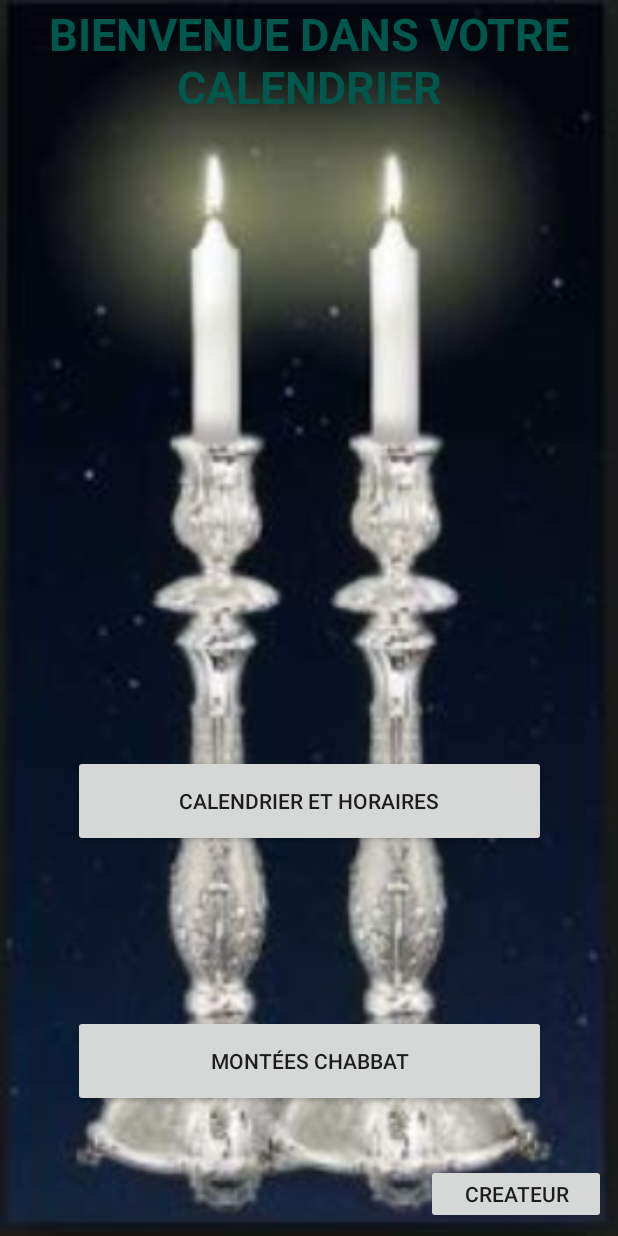
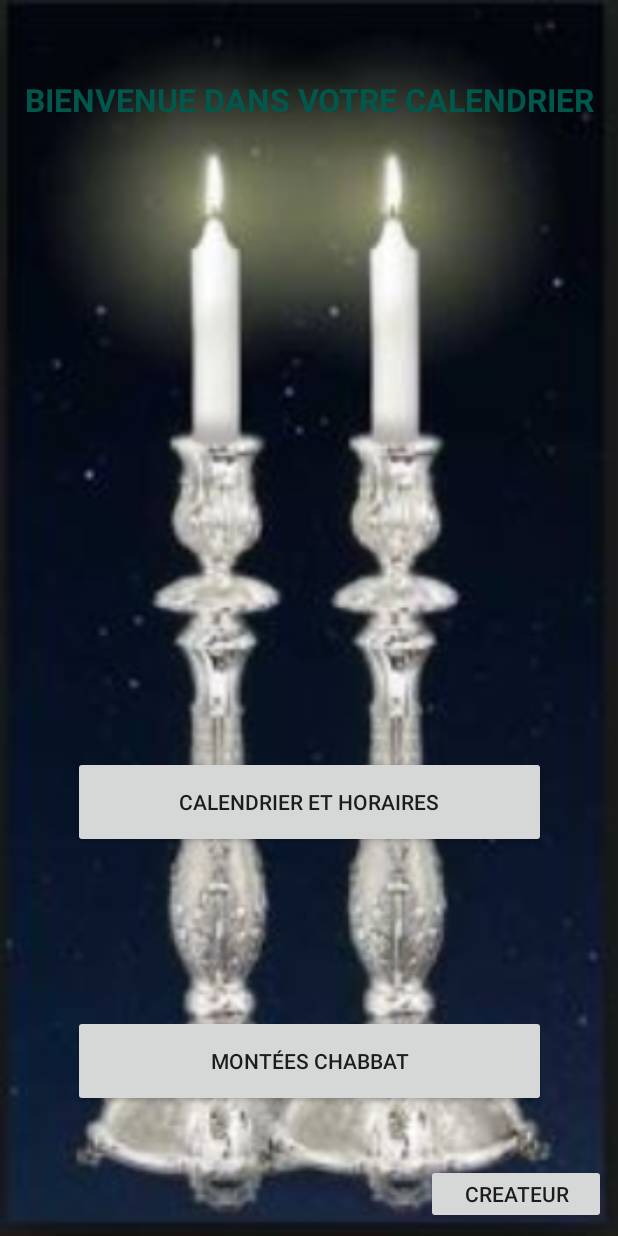
Before and after one commit to danielgrably/Projet_Mobile_4A, an Android app: the screen it shows after launch (MainActivity), on a phone screen of 412 x 824 dp. Run offline under Robolectric (Android 15) with nearby library versions, the phone set to English and light mode, and no system bars; libraries missing offline, so code that uses them is left out: com.blogspot.atifsoftwares.

```diff
--- a/app/src/main/java/com/example/projet_mobile_4a/View/MainActivity.java
+++ b/app/src/main/java/com/example/projet_mobile_4a/View/MainActivity.java
@@ -18,6 +18,9 @@ public class MainActivity extends AppCompatActivity {
     protected void onCreate(Bundle savedInstanceState) {
         super.onCreate(savedInstanceState);
         setContentView(R.layout.activity_main);
+
+       // Toolbar toolbar = (Toolbar) findViewById(R.id.toolbar);
+        //setSupportActionBar(toolbar);
     }
 
 
--- a/app/src/main/java/com/example/projet_mobile_4a/View/SecondActivity.java
+++ b/app/src/main/java/com/example/projet_mobile_4a/View/SecondActivity.java
@@ -49,6 +49,7 @@ public class SecondActivity extends Activity {
         // use a linear layout manager
         layoutManager = new LinearLayoutManager(this);
         recyclerView.setLayoutManager(layoutManager);
+        //recyclerView.setLayoutManager(new GridLayoutManager(this,2));
         mAdapter = new MyAdapter(calendarList);
         recyclerView.setAdapter(mAdapter);
         attachSwipeListener();
--- a/app/src/main/res/layout/activity_main.xml
+++ b/app/src/main/res/layout/activity_main.xml
@@ -8,19 +8,30 @@
     android:background="@drawable/capture"
     tools:context=".View.MainActivity">
 
+   <!-- <android.support.v7.widget.Toolbar
+        android:id="@+id/toolbar"
+        android:layout_width="match_parent"
+        android:layout_height="40dp"
+        android:background="?attr/colorPrimary"
+        app:layout_scrollFlags="scroll|enterAlways"
+        app:popupTheme="@style/ThemeOverlay.AppCompat.Light"
+        tools:layout_editor_absoluteX="0dp"
+        tools:layout_editor_absoluteY="2dp" />
+-->
     <TextView
         android:id="@+id/textView"
         android:layout_width="0dp"
         android:layout_height="wrap_content"
         android:layout_marginLeft="8dp"
+        android:layout_marginTop="50dp"
         android:layout_marginRight="8dp"
         android:layout_marginBottom="128dp"
         android:text="@string/bienvenue_dans_votre_calendrier"
         android:textAlignment="center"
         android:textColor="@color/colorPrimaryDark"
-        android:textSize="30sp"
+        android:textSize="21sp"
+
         android:textStyle="bold"
-
         app:layout_constraintBottom_toBottomOf="parent"
         app:layout_constraintHorizontal_bias="0.0"
         app:layout_constraintLeft_toLeftOf="parent"
--- a/app/src/main/res/values/ids.xml
+++ b/app/src/main/res/values/ids.xml
@@ -14,4 +14,7 @@
     <item name="eightLine_bis" type="id" />
     <item name="ninthLine_bis" type="id" />
     <item name="tenthLine_bis" type="id" />
+    <item name="textView" type="id" />
+    <item name="createur_button" type="id" />
+    <item name="calendrier_button" type="id" />
 </resources>
--- a/app/src/main/res/values/styles.xml
+++ b/app/src/main/res/values/styles.xml
@@ -3,9 +3,15 @@
     <!-- Base application theme. -->
     <style name="AppTheme" parent="Theme.AppCompat.Light.NoActionBar">
         <!-- Customize your theme here. -->
-        <item name="colorPrimary">@color/colorPrimary</item>
+         <item name="colorPrimary">@color/colorPrimary</item>
         <item name="colorPrimaryDark">@color/colorPrimaryDark</item>
         <item name="colorAccent">@color/colorAccent</item>
+
+        <!--
+        <item name="colorPrimary">#3F51B5</item>
+        <item name="colorPrimaryDark">#3949AB</item>
+        <item name="colorAccent">#00B0FF</item>
+        -->
     </style>
 
 </resources>
```
Also changed, not shown: app/src/main/java/com/example/projet_mobile_4a/Controler/Cont.java (+26 -5 lines), app/src/main/java/com/example/projet_mobile_4a/Controler/Cont_bis.java (+27 -7 lines).
